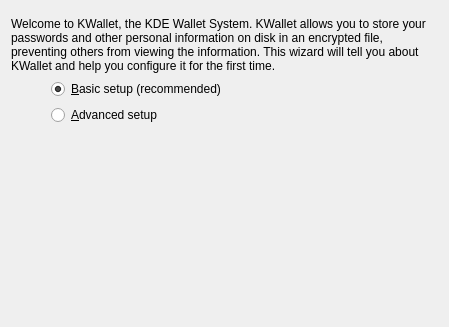
This is src/runtime/ksecretd/kwalletwizardpageintro.ui in KDE/kwallet as Qt 5 draws it before an edit. The edited form follows.
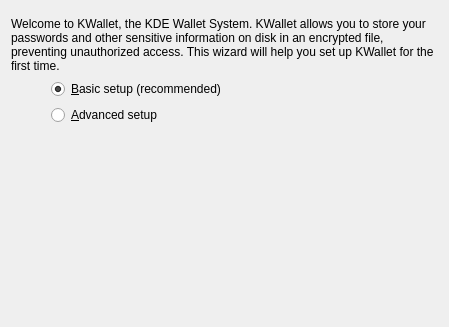
This is the edited form. Custom widgets are drawn as their Qt base class.

Commit message:
Improve new wallet onboarding
If no suitable GPG keys are found, provide clear instructions for creating one or use Blowfish encryption instead. Add a reload button to the list of GPG keys for after one is created.

The edit to the form file:
```diff
--- a/src/runtime/ksecretd/kwalletwizardpageintro.ui
+++ b/src/runtime/ksecretd/kwalletwizardpageintro.ui
@@ -27,7 +27,7 @@
       </sizepolicy>
      </property>
      <property name="text">
-      <string>Welcome to KWallet, the KDE Wallet System.  KWallet allows you to store your passwords and other personal information on disk in an encrypted file, preventing others from viewing the information.  This wizard will tell you about KWallet and help you configure it for the first time.</string>
+      <string>Welcome to KWallet, the KDE Wallet System. KWallet allows you to store your passwords and other sensitive information on disk in an encrypted file, preventing unauthorized access. This wizard will help you set up KWallet for the first time.</string>
      </property>
      <property name="textFormat">
       <enum>Qt::RichText</enum>
```
The commit also changes 10 other files.
